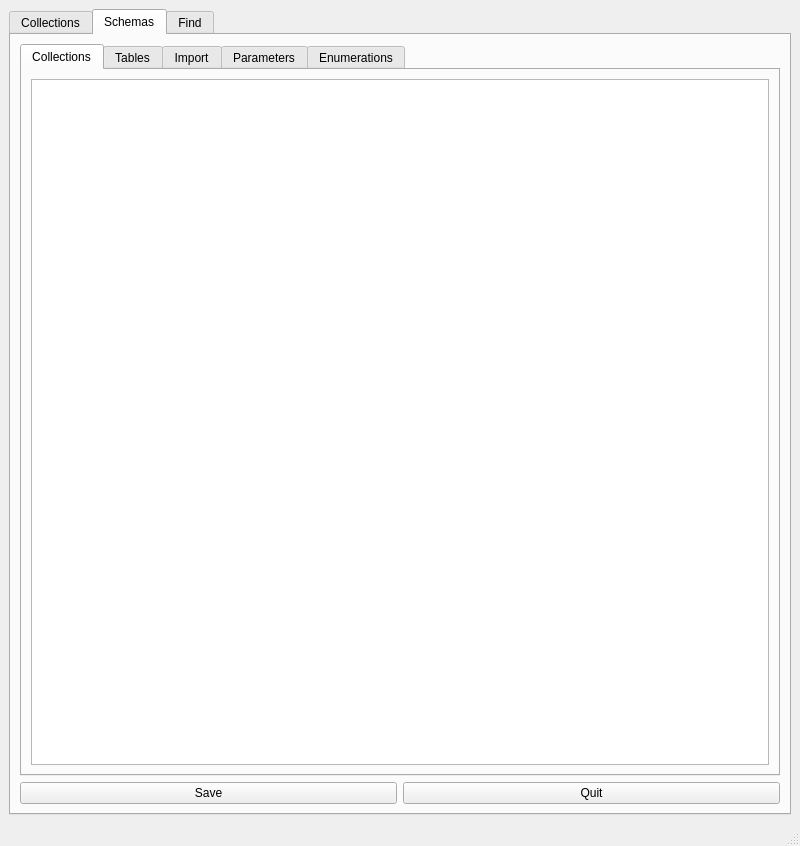
The window that tables_editor.ui (waynegramlich/table_tools) describes before a commit, drawn with Qt 5.
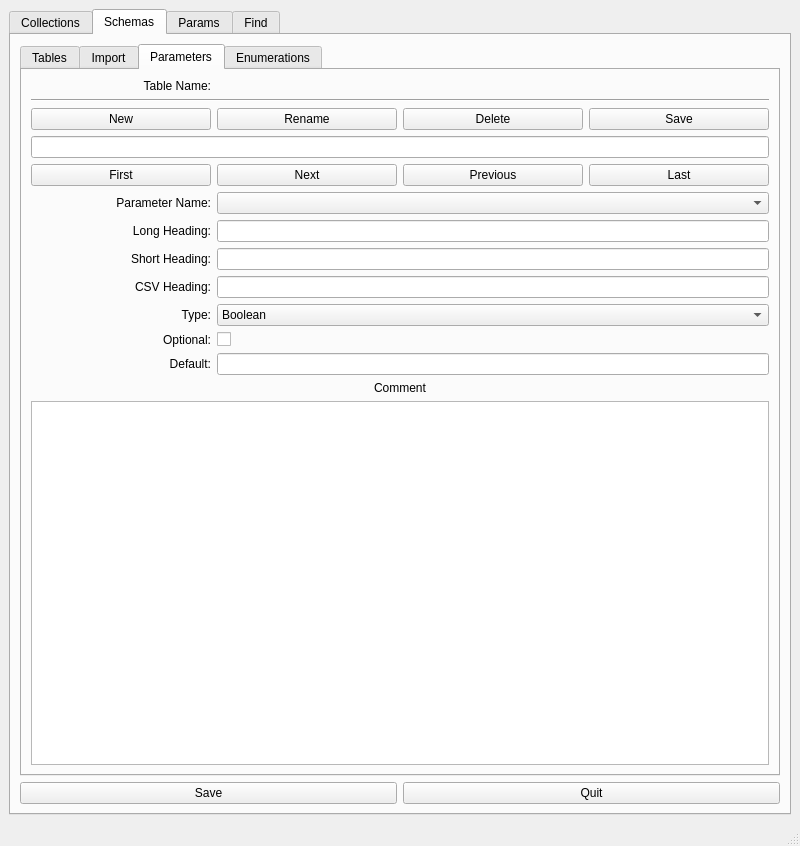
The same window after the commit. The open tabs and pages were chosen to show the change.

Commit message: Renamed [Update] tab to [Params] tab.  Promoted from schemas sub-tab to top-level tab.

Diff of the .ui file:
```diff
--- a/tables_editor.ui
+++ b/tables_editor.ui
@@ -79,18 +79,8 @@
         <item row="0" column="0" colspan="2">
          <widget class="QTabWidget" name="schema_tabs">
           <property name="currentIndex">
-           <number>0</number>
+           <number>2</number>
           </property>
-          <widget class="QWidget" name="old_collections_tab">
-           <attribute name="title">
-            <string>Collections</string>
-           </attribute>
-           <layout class="QGridLayout" name="gridLayout_11">
-            <item row="0" column="0">
-             <widget class="QTreeView" name="schema_tree"/>
-            </item>
-           </layout>
-          </widget>
           <widget class="QWidget" name="tables_tab">
            <attribute name="title">
             <string>Tables</string>
@@ -214,7 +204,7 @@
             </item>
            </layout>
           </widget>
-          <widget class="QWidget" name="parameters_tab">
+          <widget class="QWidget" name="old_parameters_tab">
            <attribute name="title">
             <string>Parameters</string>
            </attribute>
@@ -607,6 +597,16 @@
         </item>
        </layout>
       </widget>
+      <widget class="QWidget" name="parameters_tab">
+       <attribute name="title">
+        <string>Params</string>
+       </attribute>
+       <layout class="QGridLayout" name="gridLayout_11">
+        <item row="0" column="0">
+         <widget class="QTableWidget" name="parameters_table"/>
+        </item>
+       </layout>
+      </widget>
       <widget class="QWidget" name="find_tab">
        <attribute name="title">
         <string>Find</string>
```
The commit also changes 1 other file.
